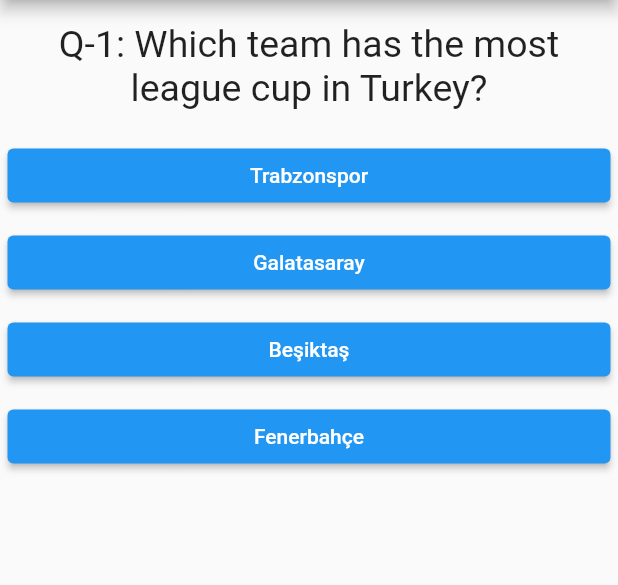
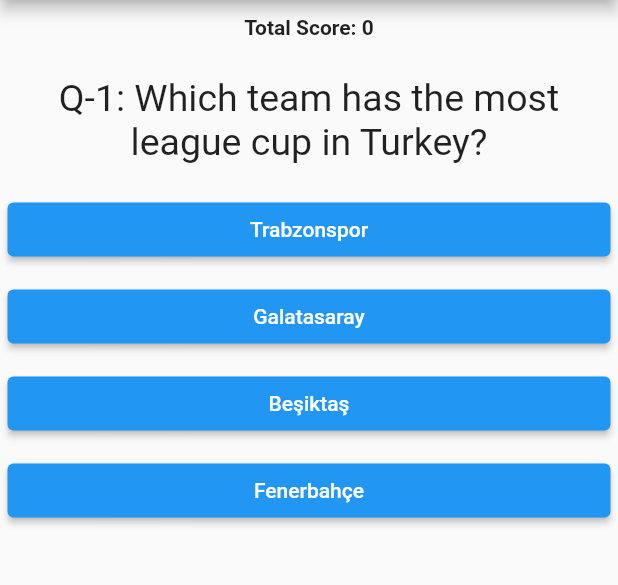
Before and after one commit to ysumut/flutter_quiz_app, a Flutter app: the screen it shows after launch, on a phone screen of 412 x 824 dp, the part 84-669 px from its top. Run offline on Flutter 3.47's test engine with Material 2 defaults, Android fonts, the phone set to English and light mode, and no system bars.

Commit message:
Total Score and Reset Quiz added

```diff
--- a/lib/main.dart
+++ b/lib/main.dart
@@ -1,4 +1,5 @@
 import 'package:flutter/material.dart';
+import 'package:flutter_quiz_app/quiz/total_score.dart';
 import 'quiz/quiz.dart';
 import 'quiz/result.dart';
 
@@ -15,14 +16,24 @@ class _MyAppState extends State<MyApp> {
   final questions = [
     {
       'question': 'Which team has the most league cup in Turkey?',
-      'answers': ['Trabzonspor','Galatasaray','Beşiktaş','Fenerbahçe']
+      'answers': [
+        {'text': 'Trabzonspor', 'score': 0},
+        {'text': 'Galatasaray', 'score': 10},
+        {'text': 'Beşiktaş', 'score': 0},
+        {'text': 'Fenerbahçe', 'score': 0},
+      ]
     },
     {
       'question': 'Which animals lives the longest?',
-      'answers': ['Lion','Monkey','Tortoise','Pigeon']
+      'answers': [
+        {'text': 'Lion', 'score': 0},
+        {'text': 'Monkey', 'score': 0},
+        {'text': 'Tortoise', 'score': 15},
+        {'text': 'Pigeon', 'score': 0},
+      ]
     },
   ];
-  var _qNumber = 0;
+  int _qNumber = 0, _totalScore = 0;
 
   @override
   Widget build(BuildContext context) {
@@ -30,16 +41,26 @@ class _MyAppState extends State<MyApp> {
       home: Scaffold(
         appBar: AppBar(title: Text('Quiz App'), backgroundColor: Colors.red, centerTitle: true,),
 
-        body: _qNumber < questions.length ?
-        Quiz(_qNumber, questions, clickAnswer) :
-        Result(),
+        body: Column(children: [
+          TotalScore(_totalScore),
+
+          _qNumber < questions.length ? Quiz(_qNumber, questions, clickAnswer) : Result(resetQuiz),
+        ],),
       ),
     );
   }
 
-  void clickAnswer() {
+  void clickAnswer(int score) {
     setState(() {
       _qNumber++;
+      _totalScore += score;
+    });
+  }
+
+  void resetQuiz() {
+    setState(() {
+      _qNumber = 0;
+      _totalScore = 0;
     });
   }
 }
--- a/lib/quiz/quiz.dart
+++ b/lib/quiz/quiz.dart
@@ -5,7 +5,7 @@ import 'answer.dart';
 class Quiz extends StatelessWidget {
   final int qNumber;
   final List<Map<String, Object>> questions;
-  final Function clickAnswer;
+  final Function(int) clickAnswer;
 
   Quiz(this.qNumber, this.questions, this.clickAnswer);
 
@@ -15,8 +15,8 @@ class Quiz extends StatelessWidget {
         child: Column(children: [
           Question(qNumber, questions[qNumber]['question']),
 
-          ...(questions[qNumber]['answers'] as List<String>).map((answer) {
-            return Answer(clickAnswer, answer);
+          ...(questions[qNumber]['answers'] as List<Map<String, Object>>).map((answer) {
+            return Answer(() => clickAnswer(answer['score']), answer['text']);
           }),
         ],)
     );
--- /dev/null
+++ b/lib/quiz/total_score.dart
@@ -0,0 +1,21 @@
+import 'package:flutter/material.dart';
+
+class TotalScore extends StatelessWidget {
+  final int totalScore;
+
+  TotalScore(this.totalScore);
+
+  @override
+  Widget build(BuildContext context) {
+    return Container(
+      margin: EdgeInsets.all(10),
+      child: Text(
+          'Total Score: ' + totalScore.toString(),
+          textAlign: TextAlign.center,
+          style: TextStyle(
+              fontWeight: FontWeight.bold
+          )
+      ),
+    );
+  }
+}
```
Also changed, not shown: lib/quiz/result.dart (+16 -4 lines).
